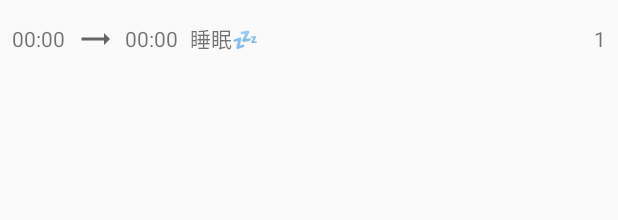
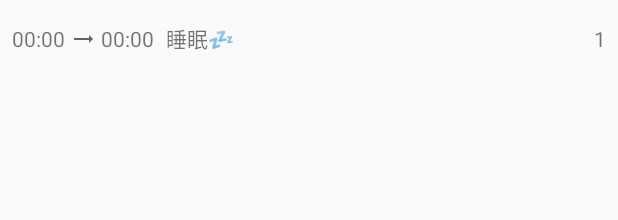
Before and after one commit to kumedashintaro/Timeschedule, an Android app: the layout custom_row.xml on its own in the app's theme, with its tools: preview values and no code run, on a phone screen of 412 x 824 dp. Shown: the top 220 px of the screen. Run offline under Robolectric (Android 15) with nearby library versions, the phone set to English and light mode, and no system bars.

Commit message:
時間入力UI修正

```diff
--- a/app/src/main/java/kumeda/timeschedule/fragment/AddFragment.kt
+++ b/app/src/main/java/kumeda/timeschedule/fragment/AddFragment.kt
@@ -95,6 +95,7 @@ class AddFragment : Fragment(), TimePickerDialog.OnTimeSetListener {
 
             insertDataToDatabase()
 
+
 //            //コールチン、メインスレッドでデータベースに書き込みは不可、
 //            GlobalScope.launch {
 //                withContext(Dispatchers.IO) {
@@ -114,6 +115,7 @@ class AddFragment : Fragment(), TimePickerDialog.OnTimeSetListener {
 
         Title.title = title_edit.text.toString()
         val contents = add_contents_edit.text.toString()
+        add_contents_edit.text.clear()
         //TODO 時間を実装
 
         if (inputCheck(Title.title, contents)) {
--- /dev/null
+++ b/app/src/main/res/drawable/ic_baseline_trending_flat_16.xml
@@ -0,0 +1,5 @@
+<vector android:height="16dp" android:tint="?attr/colorControlNormal"
+    android:viewportHeight="24" android:viewportWidth="24"
+    android:width="16dp" xmlns:android="http://schemas.android.com/apk/res/android">
+    <path android:fillColor="@android:color/white" android:pathData="M22,12l-4,-4v3H3v2h15v3z"/>
+</vector>
--- a/app/src/main/res/layout/custom_row.xml
+++ b/app/src/main/res/layout/custom_row.xml
@@ -22,7 +22,7 @@
         android:id="@+id/textView7"
         android:layout_width="wrap_content"
         android:layout_height="wrap_content"
-        android:layout_marginStart="8dp"
+        android:layout_marginStart="4dp"
         android:text="00:00"
         app:layout_constraintBottom_toBottomOf="@+id/imageView3"
         app:layout_constraintStart_toEndOf="@+id/imageView3"
@@ -42,11 +42,11 @@
         android:id="@+id/imageView3"
         android:layout_width="wrap_content"
         android:layout_height="wrap_content"
-        android:layout_marginStart="8dp"
+        android:layout_marginStart="4dp"
         app:layout_constraintBottom_toBottomOf="@+id/textView6"
         app:layout_constraintStart_toEndOf="@+id/textView6"
         app:layout_constraintTop_toTopOf="@+id/textView6"
-        app:srcCompat="@drawable/ic_baseline_trending_flat_24" />
+        app:srcCompat="@drawable/ic_baseline_trending_flat_16" />
 
     <TextView
         android:id="@+id/id_text"
--- a/app/src/main/res/layout/fragment_add.xml
+++ b/app/src/main/res/layout/fragment_add.xml
@@ -10,6 +10,7 @@
         android:id="@+id/update_end_time"
         android:layout_width="wrap_content"
         android:layout_height="wrap_content"
+        android:layout_marginStart="8dp"
         android:layout_marginEnd="8dp"
         android:text="00:00"
         android:textSize="24sp"
@@ -47,6 +48,7 @@
         android:id="@+id/imageView"
         android:layout_width="wrap_content"
         android:layout_height="wrap_content"
+        android:layout_marginStart="8dp"
         android:src="@drawable/ic_baseline_trending_flat_24"
         app:layout_constraintBottom_toBottomOf="@+id/update_start_time"
         app:layout_constraintEnd_toStartOf="@+id/update_end_time"
```
